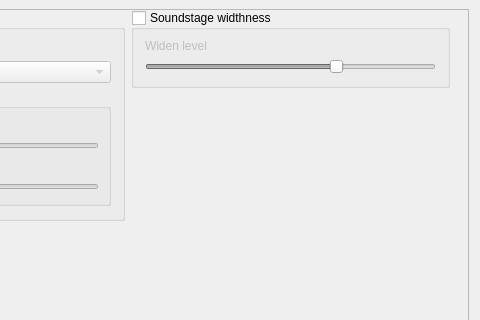
First picture: the form in src/MainWindow.ui, repository Audio4Linux/JDSP4Linux, before the edit; both pictures show x 220 to 700 and y 0 to 320 of the 700 by 410 pixel window.
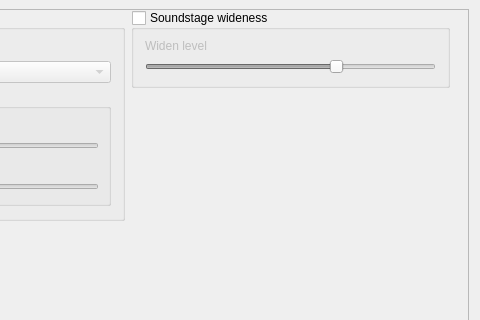
Second picture: the form after the edit. The open tabs and pages were chosen to show the change. Icons and pictures are not drawn. Custom widgets are drawn as their Qt base class.

The edit to the form file:
```diff
--- a/src/MainWindow.ui
+++ b/src/MainWindow.ui
@@ -627,7 +627,7 @@
                   <string>&lt;html&gt;&lt;head/&gt;&lt;body&gt;&lt;p&gt;&lt;span style=&quot; font-weight:600; text-decoration: underline;&quot;&gt;Soundstage widthness&lt;/span&gt;&lt;/p&gt;&lt;p&gt;An algorithm that detects stereo phase relation in a several spectral regions, and enhances the stereo soundstage without affecting vocal integrity&lt;br/&gt;&lt;/p&gt;&lt;/body&gt;&lt;/html&gt;</string>
                  </property>
                  <property name="title">
-                  <string>Soundstage widthness</string>
+                  <string>Soundstage wideness</string>
                  </property>
                  <property name="checkable">
                   <bool>true</bool>
```
Left out of the diff: 4 changed lines with no effect on the pictures.
